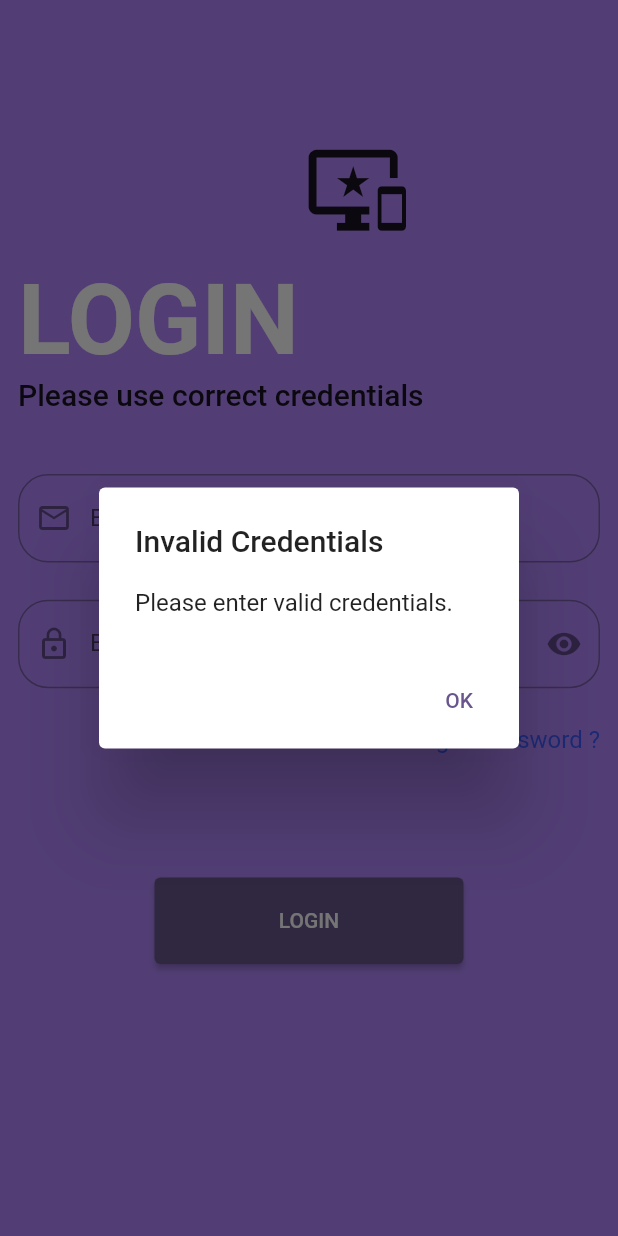
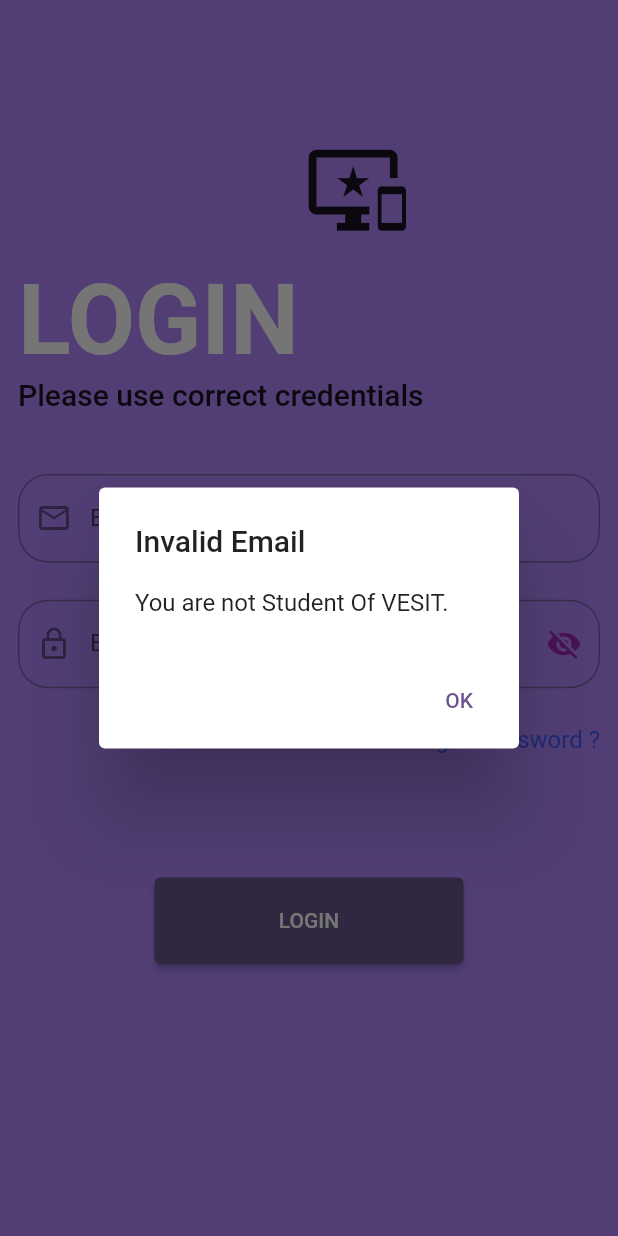
Before and after one commit to tejasgadge2504/RAILEASE, a Flutter app: the LoginPage screen opened directly, after a tap on "LOGIN", on a phone screen of 412 x 824 dp. Run offline on Flutter 3.47's test engine with Material 3 defaults, Android fonts, the phone set to English and light mode, and no system bars; our stand-ins replace file_picker, firebase_core, firebase_database, permission_handler, rxdart; missing offline and left inert: dart:ffi, mailer; accounts and stored records are empty.

Commit message:
Updated loginpage

```diff
--- a/lib/LoginPage.dart
+++ b/lib/LoginPage.dart
@@ -1,47 +1,40 @@
-import 'package:flutter/foundation.dart';
 import 'package:flutter/material.dart';
+import 'package:firebase_database/firebase_database.dart';
 import 'package:mine_app/main.dart';
 import 'package:mine_app/src/constants/colors.dart';
 import 'package:mine_app/src/constants/strings.dart';
-import 'package:firebase_database/firebase_database.dart';
 
-class LoginPage extends StatelessWidget {
+class LoginPage extends StatefulWidget {
+  @override
+  _LoginPageState createState() => _LoginPageState();
+}
 
+class _LoginPageState extends State<LoginPage> {
   final emailController = TextEditingController();
   final passwordController = TextEditingController();
   bool passToggle = true;
+  bool loginSuccessful = false;
 
   @override
   void dispose() {
-    // super.dispose();
     emailController.dispose();
     passwordController.dispose();
+    super.dispose();
   }
 
   @override
   Widget build(BuildContext context) {
-    var size = MediaQuery
-        .of(context)
-        .size;
+    var size = MediaQuery.of(context).size;
 
     return Scaffold(
-
-
       backgroundColor: tlogin_color.shade100,
-      body:
-      SingleChildScrollView(
-        // child: Container(
-        //   height: size.height,
-        //   width: size.width,
-        //   color: tlogin_color.shade100 ,
-
+      body: SingleChildScrollView(
         child: Padding(
           padding: const EdgeInsets.all(12.0),
           child: Column(
             crossAxisAlignment: CrossAxisAlignment.start,
             children: [
               SizedBox(height: size.height * 0.1,),
-
               Row(
                 children: [
                   SizedBox(width: size.width * 0.47,),
@@ -56,11 +49,8 @@ class LoginPage extends StatelessWidget {
               Text('Please use correct credentials',
                   style: TextStyle(fontSize: 20, fontWeight: FontWeight.w500),
                   textAlign: TextAlign.center),
-
-
               Form(
                 child: Column(
-
                   children: [
                     SizedBox(height: size.height * 0.05,),
                     TextFormField(
@@ -69,14 +59,12 @@ class LoginPage extends StatelessWidget {
                       style: TextStyle(color: Colors.white),
                       decoration: const InputDecoration(
                         prefixIcon: Icon(Icons.email_outlined),
-
                         labelText: tEmail_Input,
                         suffixStyle: TextStyle(fontWeight: FontWeight.w900),
                         hintText: tEmail_Input,
                         border: OutlineInputBorder(
-                            borderRadius: BorderRadius.all(Radius.circular(
-                                20.0)), borderSide: BorderSide(
-                            color: tButton_border)),
+                            borderRadius: BorderRadius.all(Radius.circular(20.0)),
+                            borderSide: BorderSide(color: tButton_border)),
                       ),
                     ),
                     SizedBox(height: size.height * 0.03,),
@@ -85,36 +73,32 @@ class LoginPage extends StatelessWidget {
                       keyboardType: TextInputType.visiblePassword,
                       controller: passwordController,
                       style: TextStyle(color: Colors.white),
-                      decoration: const InputDecoration(
+                      decoration: InputDecoration(
                         prefixIcon: Icon(Icons.lock_outline),
                         labelText: tpasswd_Input,
                         suffixStyle: TextStyle(fontWeight: FontWeight.w900),
                         hintText: tpasswd_Input,
                         prefixStyle: TextStyle(color: Colors.white),
                         border: OutlineInputBorder(
-                            borderRadius: BorderRadius.all(Radius.circular(
-                                20.0)), borderSide: BorderSide(
-                            color: tButton_border)),
-                        suffixIcon: Icon(Icons.remove_red_eye,),
-                        //
-                        //
-                        //
-                        // InkWell(
-                        //     onTap: (){
-                        //       passToggle=false;
-                        //     },
-                        //     child:
-                        //
-                        // ),
-
-
+                            borderRadius: BorderRadius.all(Radius.circular(20.0)),
+                            borderSide: BorderSide(color: tButton_border)),
+                        suffixIcon: IconButton(
+                          onPressed: () {
+                            // Toggle password visibility
+                            setState(() {
+                              passToggle = !passToggle;
+                            });
+                          },
+                          icon: Icon(
+                            passToggle ? Icons.visibility_off : Icons.visibility,
+                            color: Colors.purple,
+                          ),
+                        ),
                       ),
                     ),
-
-
                     SizedBox(height: size.height * 0.03),
                     Align(
-                      alignment: Alignment.centerRight, // Align to the center
+                      alignment: Alignment.centerRight,
                       child: InkWell(
                         onTap: () {},
                         child: Text(
@@ -133,7 +117,6 @@ class LoginPage extends StatelessWidget {
                       child: ElevatedButton(
                         onPressed: () {
                           validateAndNavigate(context);
-                          // Navigator.of(context).pushReplacement(_createRoute());
                         },
                         child: Text('LOGIN'),
                       ),
@@ -149,8 +132,14 @@ class LoginPage extends StatelessWidget {
   }
 
   void validateAndNavigate(BuildContext context) async {
-    String enteredVESID = emailController.text.trim();
-    String enteredMobileNo = passwordController.text.trim();
+    String enteredEmail = emailController.text.trim();
+    String enteredPassword = passwordController.text.trim();
+
+    // Check if email matches the specified format
+    if (!isValidEmailFormat(enteredEmail)) {
+      showInvalidEmailDialog(context);
+      return;
+    }
 
     DatabaseReference approvedUsersReference =
     FirebaseDatabase.instance.ref().child('Approved Users');
@@ -158,38 +147,54 @@ class LoginPage extends StatelessWidget {
     try {
       DatabaseEvent event = await approvedUsersReference.once();
       DataSnapshot snapshot = event.snapshot;
-      Map<dynamic, dynamic>? approvedUsersData = snapshot.value as Map<dynamic, dynamic>?;
+      Map<dynamic, dynamic>? approvedUsersData =
+      snapshot.value as Map<dynamic, dynamic>?;
 
       if (approvedUsersData != null) {
         approvedUsersData.forEach((key, value) {
-          if (value['VES_ID'] == enteredVESID &&
-              value['Mobile-No'] == enteredMobileNo) {
-            Navigator.of(context).pushReplacement(
-              MaterialPageRoute(
-                builder: (context) => MyHomePage(userData: value),
-              ),
-            );
-
-            // Navigator.of(context).pushReplacement(_createRoute(approvedUsersData));
-            //
-
-            // Navigator.of(context).pushReplacement(_createRoute());
+          if (value['VES_ID'] == enteredEmail &&
+              value['Mobile-No'] == enteredPassword) {
+            Navigator.of(context).pushReplacement(_createRoute(value));
+            loginSuccessful = true; // Set flag to true for successful login
             return;
-          }
-          else{
-            // showInvalidCredentialsDialog(context);
-
           }
         });
       }
-      else{
+
+      if (!loginSuccessful) {
         showInvalidCredentialsDialog(context);
-
       }
     } catch (error) {
       print("Error fetching data: $error");
-      showInvalidCredentialsDialog(context);
+      if (!loginSuccessful) {
+        showInvalidCredentialsDialog(context);
+      }
     }
+  }
+
+  bool isValidEmailFormat(String email) {
+    RegExp regex = RegExp(r'^d?20\d{2}\.[a-zA-Z]+\.[a-zA-Z]+@ves\.ac\.in$');
+    return regex.hasMatch(email);
+  }
+
+  void showInvalidEmailDialog(BuildContext context) {
+    showDialog(
+      context: context,
+      builder: (BuildContext context) {
+        return AlertDialog(
+          title: Text("Invalid Email"),
+          content: Text("You are not Student Of VESIT."),
+          actions: [
+            TextButton(
+              onPressed: () {
+                Navigator.of(context).pop();
+              },
+              child: Text("OK"),
+            ),
+          ],
+        );
+      },
+    );
   }
 
   void showInvalidCredentialsDialog(BuildContext context) {
@@ -203,9 +208,6 @@ class LoginPage extends StatelessWidget {
             TextButton(
               onPressed: () {
                 Navigator.of(context).pop();
-                // Navigator.of(context).push(MaterialPageRoute(builder: (context) => LoginPage(),));
-
-                // print('ok');
               },
               child: Text("OK"),
             ),
@@ -215,31 +217,9 @@ class LoginPage extends StatelessWidget {
     );
   }
 
-
-  // Route _createRoute() {
-  //   return PageRouteBuilder(
-  //     pageBuilder: (context, animation, secondaryAnimation) => MyHomePage(),
-  //     transitionsBuilder: (context, animation, secondaryAnimation, child) {
-  //       const begin = Offset(0.0, 1.0);
-  //       const end = Offset.zero;
-  //       const curve = Curves.easeIn;
-  //
-  //       var tween = Tween(begin: begin, end: end).chain(
-  //           CurveTween(curve: curve));
-  //
-  //       return SlideTransition(
-  //         position: animation.drive(tween),
-  //         child: child,
-  //       );
-  //     },
-  //   );
-  // }
-
   Route _createRoute(Map<dynamic, dynamic> userData) {
     return MaterialPageRoute(
       builder: (context) => MyHomePage(userData: userData),
     );
   }
-
-
 }
```
